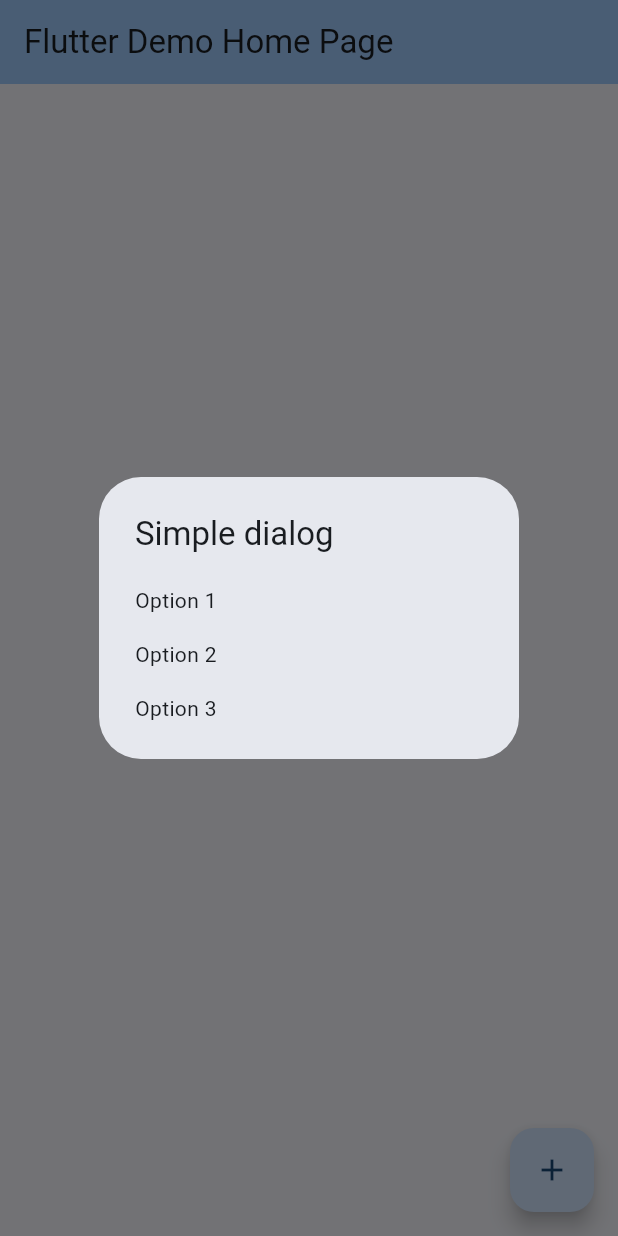
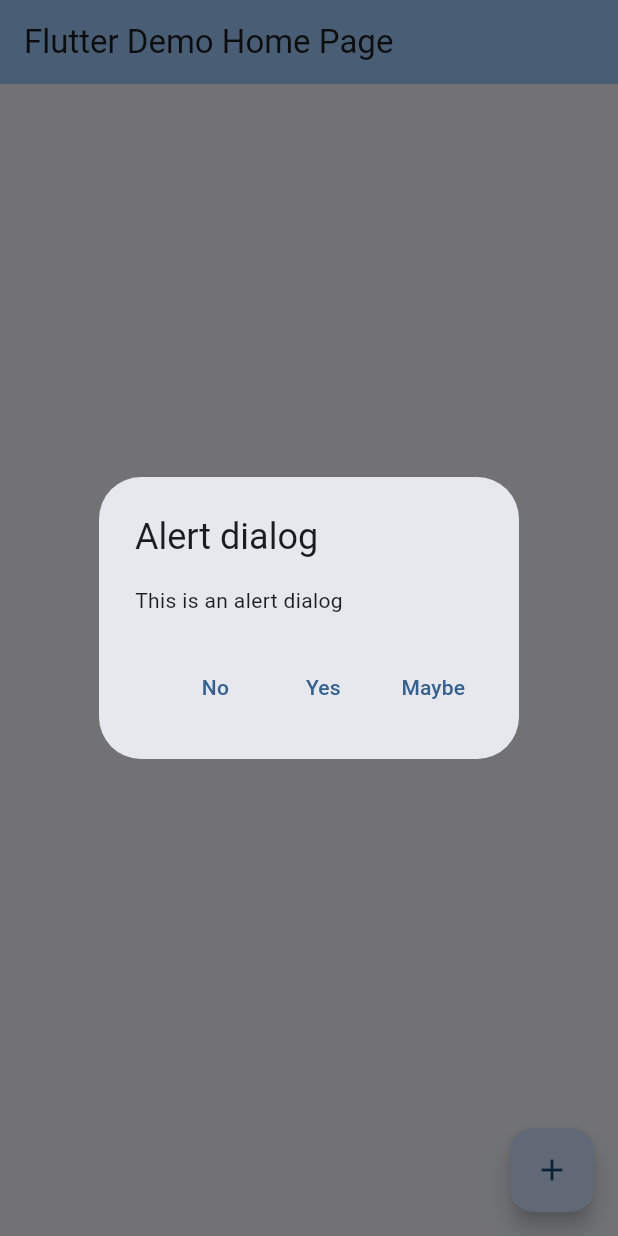
Before and after one commit to oirad360/corso_flutter, a Flutter app: the screen it shows after launch, after a tap on the "add" icon, on a phone screen of 412 x 824 dp. Run offline on Flutter 3.47's test engine with Material 3 defaults, Android fonts, the phone set to English and light mode, and no system bars.

Commit message:
alert dialog

```diff
--- a/lib/main.dart
+++ b/lib/main.dart
@@ -1,4 +1,5 @@
 import 'package:flutter/material.dart';
+
 void main() {
   runApp(const MyApp());
 }
@@ -21,6 +22,7 @@ class MyApp extends StatelessWidget {
 
 class MyHomePage extends StatefulWidget {
   const MyHomePage({super.key, required this.title});
+
   final String title;
 
   @override
@@ -28,35 +30,29 @@ class MyHomePage extends StatefulWidget {
 }
 
 class _MyHomePageState extends State<MyHomePage> {
-
   @override
   Widget build(BuildContext context) {
     return Scaffold(
         appBar: AppBar(
           backgroundColor: Theme.of(context).colorScheme.inversePrimary,
-        title: Text(
-          widget.title
-        ),
+          title: Text(widget.title),
         ),
         body: null,
         floatingActionButton: FloatingActionButton(
           onPressed: () {
-          showDialog(context: context, builder: (context) {
-            return SimpleDialog(
-              title: const Text('Simple dialog'),
-              children: [
-                SimpleDialogOption(
+            showDialog(
+                context: context,
+                builder: (context) {
+                  return AlertDialog(
+                    title: const Text('Alert dialog'),
+                    content: const Text('This is an alert dialog'),
+                    actions: [
+                      TextButton(
                         onPressed: () {},
-                  child: const Text('Option 1'),
+                        child: const Text('No'),
                       ),
-                SimpleDialogOption(
-                  onPressed: () {},
-                  child: const Text('Option 2'),
-                ),
-                SimpleDialogOption(
-                  onPressed: () {},
-                  child: const Text('Option 3'),
-                )
+                      TextButton(onPressed: () {}, child: const Text('Yes')),
+                      TextButton(onPressed: () {}, child: const Text('Maybe')),
                     ],
                   );
                 });
```
Lines whose indentation alone changed are shown as unchanged.
